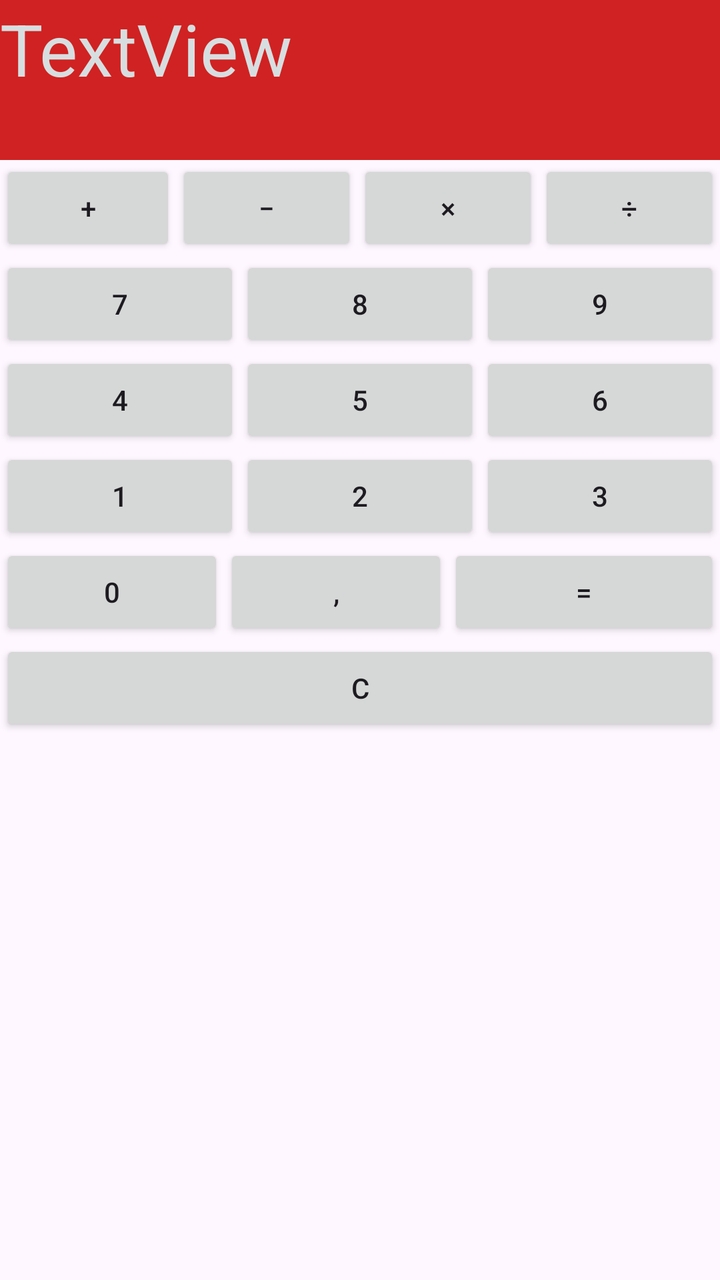
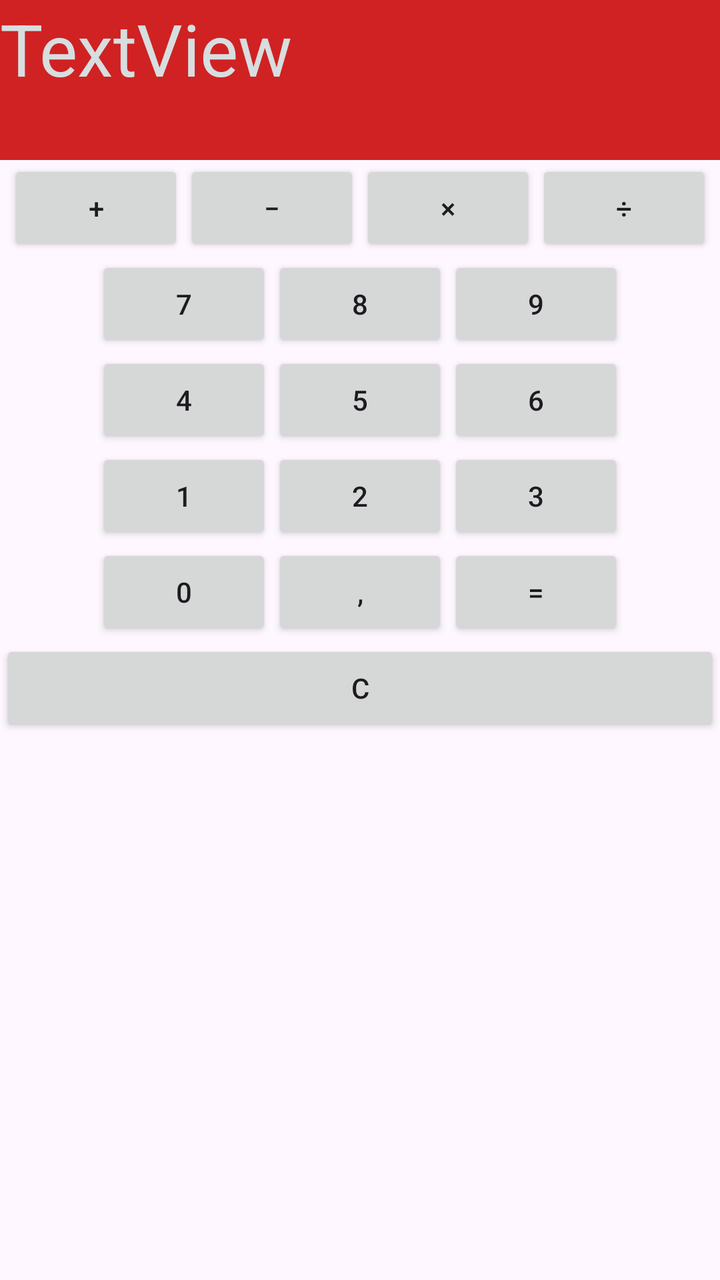

Two renders of the same Android screen: before a commit and after it. Below are the layout's source before the change and the commit's diff.
<!-- AndroidManifest.xml: application theme Theme.Inner_layout_zad2 -->
<!-- res/layout/activity_main.xml -->
<?xml version="1.0" encoding="utf-8"?>
<androidx.constraintlayout.widget.ConstraintLayout xmlns:android="http://schemas.android.com/apk/res/android"
    xmlns:app="http://schemas.android.com/apk/res-auto"
    xmlns:tools="http://schemas.android.com/tools"
    android:id="@+id/main"
    android:layout_width="match_parent"
    android:layout_height="match_parent"
    tools:context=".MainActivity">

    <LinearLayout
        android:layout_width="0dp"
        android:layout_height="0dp"
        android:orientation="vertical"
        app:layout_constraintBottom_toBottomOf="parent"
        app:layout_constraintEnd_toEndOf="parent"
        app:layout_constraintStart_toStartOf="parent"
        app:layout_constraintTop_toTopOf="parent">

        <TextView
            android:id="@+id/textView"
            android:layout_width="match_parent"
            android:layout_height="80dp"
            android:background="#D02222"
            android:text="TextView"
            android:textColor="#D7DEE0"
            android:textSize="36sp" />

        <LinearLayout
            android:layout_width="match_parent"
            android:layout_height="match_parent"
            android:orientation="vertical">

            <LinearLayout
                android:layout_width="match_parent"
                android:layout_height="wrap_content"
                android:orientation="horizontal">

                <Button
                    android:id="@+id/button"
                    android:layout_width="wrap_content"
                    android:layout_height="wrap_content"
                    android:text="+" />

                <Button
                    android:id="@+id/button2"
                    android:layout_width="wrap_content"
                    android:layout_height="wrap_content"
                    android:layout_weight="1"
                    android:text="−" />

                <Button
                    android:id="@+id/button3"
                    android:layout_width="wrap_content"
                    android:layout_height="wrap_content"
                    android:layout_weight="1"
                    android:text="×" />

                <Button
                    android:id="@+id/button4"
                    android:layout_width="wrap_content"
                    android:layout_height="wrap_content"
                    android:layout_weight="1"
                    android:text="÷" />

            </LinearLayout>

            <LinearLayout
                android:layout_width="match_parent"
                android:layout_height="wrap_content"
                android:orientation="horizontal">

                <Button
                    android:id="@+id/button5"
                    android:layout_width="wrap_content"
                    android:layout_height="wrap_content"
                    android:layout_weight="1"
                    android:text="7" />

                <Button
                    android:id="@+id/button6"
                    android:layout_width="wrap_content"
                    android:layout_height="wrap_content"
                    android:layout_weight="1"
                    android:text="8" />

                <Button
                    android:id="@+id/button7"
                    android:layout_width="wrap_content"
                    android:layout_height="wrap_content"
                    android:layout_weight="1"
                    android:text="9" />

            </LinearLayout>

            <LinearLayout
                android:layout_width="match_parent"
                android:layout_height="wrap_content"
                android:orientation="horizontal">

                <Button
                    android:id="@+id/button12"
                    android:layout_width="wrap_content"
                    android:layout_height="wrap_content"
                    android:layout_weight="1"
                    android:text="4" />

                <Button
                    android:id="@+id/button10"
                    android:layout_width="wrap_content"
                    android:layout_height="wrap_content"
                    android:layout_weight="1"
                    android:text="5" />

                <Button
                    android:id="@+id/button11"
                    android:layout_width="wrap_content"
                    android:layout_height="wrap_content"
                    android:layout_weight="1"
                    android:text="6" />
            </LinearLayout>

            <LinearLayout
                android:layout_width="match_parent"
                android:layout_height="wrap_content"
                android:orientation="horizontal">

                <Button
                    android:id="@+id/button13"
                    android:layout_width="wrap_content"
                    android:layout_height="wrap_content"
                    android:layout_weight="1"
                    android:text="1" />

                <Button
                    android:id="@+id/button14"
                    android:layout_width="wrap_content"
                    android:layout_height="wrap_content"
                    android:layout_weight="1"
                    android:text="2" />

                <Button
                    android:id="@+id/button15"
                    android:layout_width="wrap_content"
                    android:layout_height="wrap_content"
                    android:layout_weight="1"
                    android:text="3" />
            </LinearLayout>

            <LinearLayout
                android:layout_width="match_parent"
                android:layout_height="wrap_content"
                android:orientation="horizontal">

                <Button
                    android:id="@+id/button16"
                    android:layout_width="wrap_content"
                    android:layout_height="wrap_content"
                    android:layout_weight="1"
                    android:text="0" />

                <Button
                    android:id="@+id/button17"
                    android:layout_width="wrap_content"
                    android:layout_height="wrap_content"
                    android:layout_weight="1"
                    android:text="," />

                <Button
                    android:id="@+id/button18"
                    android:layout_width="wrap_content"
                    android:layout_height="wrap_content"
                    android:layout_weight="2"
                    android:text="=" />
            </LinearLayout>

            <LinearLayout
                android:layout_width="match_parent"
                android:layout_height="wrap_content"
                android:orientation="horizontal">

                <Button
                    android:id="@+id/button19"
                    android:layout_width="wrap_content"
                    android:layout_height="wrap_content"
                    android:layout_weight="1"
                    android:text="C" />

            </LinearLayout>

        </LinearLayout>
    </LinearLayout>

</androidx.constraintlayout.widget.ConstraintLayout>
<!-- resources referenced by this layout -->
<resources>
  <style name="Theme.Inner_layout_zad2" parent="Base.Theme.Inner_layout_zad2" />
  <style name="Base.Theme.Inner_layout_zad2" parent="Theme.Material3.DayNight.NoActionBar">
          
          
      </style>
</resources>

<!-- the commit's change to res/layout/activity_main.xml (unified diff, before → after) -->
@@ -10,11 +10,14 @@
     <LinearLayout
         android:layout_width="0dp"
         android:layout_height="0dp"
+        android:gravity="center_horizontal"
         android:orientation="vertical"
         app:layout_constraintBottom_toBottomOf="parent"
         app:layout_constraintEnd_toEndOf="parent"
+        app:layout_constraintHorizontal_bias="0.0"
         app:layout_constraintStart_toStartOf="parent"
-        app:layout_constraintTop_toTopOf="parent">
+        app:layout_constraintTop_toTopOf="parent"
+        app:layout_constraintVertical_bias="0.0">
 
         <TextView
             android:id="@+id/textView"
@@ -26,168 +29,163 @@
             android:textSize="36sp" />
 
         <LinearLayout
-            android:layout_width="match_parent"
-            android:layout_height="match_parent"
-            android:orientation="vertical">
+            android:layout_width="wrap_content"
+            android:layout_height="wrap_content"
+            android:orientation="horizontal">
 
-            <LinearLayout
-                android:layout_width="match_parent"
+            <Button
+                android:id="@+id/button"
+                android:layout_width="0dp"
                 android:layout_height="wrap_content"
-                android:orientation="horizontal">
+                android:layout_weight="1"
+                android:text="+" />
 
-                <Button
-                    android:id="@+id/button"
-                    android:layout_width="wrap_content"
-                    android:layout_height="wrap_content"
-                    android:text="+" />
+            <Button
+                android:id="@+id/button2"
+                android:layout_width="0dp"
+                android:layout_height="wrap_content"
+                android:layout_weight="1"
+                android:text="−" />
 
-                <Button
-                    android:id="@+id/button2"
-                    android:layout_width="wrap_content"
-                    android:layout_height="wrap_content"
-                    android:layout_weight="1"
-                    android:text="−" />
+            <Button
+                android:id="@+id/button3"
+                android:layout_width="0dp"
+                android:layout_height="wrap_content"
+                android:layout_weight="1"
+                android:text="×" />
 
-                <Button
-                    android:id="@+id/button3"
-                    android:layout_width="wrap_content"
-                    android:layout_height="wrap_content"
-                    android:layout_weight="1"
-                    android:text="×" />
-
-                <Button
-                    android:id="@+id/button4"
-                    android:layout_width="wrap_content"
-                    android:layout_height="wrap_content"
-                    android:layout_weight="1"
-                    android:text="÷" />
-
-            </LinearLayout>
-
-            <LinearLayout
-                android:layout_width="match_parent"
+            <Button
+                android:id="@+id/button4"
+                android:layout_width="0dp"
                 android:layout_height="wrap_content"
-                android:orientation="horizontal">
-
-                <Button
-                    android:id="@+id/button5"
-                    android:layout_width="wrap_content"
-                    android:layout_height="wrap_content"
-                    android:layout_weight="1"
-                    android:text="7" />
-
-                <Button
-                    android:id="@+id/button6"
-                    android:layout_width="wrap_content"
-                    android:layout_height="wrap_content"
-                    android:layout_weight="1"
-                    android:text="8" />
-
-                <Button
-                    android:id="@+id/button7"
-                    android:layout_width="wrap_content"
-                    android:layout_height="wrap_content"
-                    android:layout_weight="1"
-                    android:text="9" />
-
-            </LinearLayout>
-
-            <LinearLayout
-                android:layout_width="match_parent"
-                android:layout_height="wrap_content"
-                android:orientation="horizontal">
-
-                <Button
-                    android:id="@+id/button12"
-                    android:layout_width="wrap_content"
-                    android:layout_height="wrap_content"
-                    android:layout_weight="1"
-                    android:text="4" />
-
-                <Button
-                    android:id="@+id/button10"
-                    android:layout_width="wrap_content"
-                    android:layout_height="wrap_content"
-                    android:layout_weight="1"
-                    android:text="5" />
-
-                <Button
-                    android:id="@+id/button11"
-                    android:layout_width="wrap_content"
-                    android:layout_height="wrap_content"
-                    android:layout_weight="1"
-                    android:text="6" />
-            </LinearLayout>
-
-            <LinearLayout
-                android:layout_width="match_parent"
-                android:layout_height="wrap_content"
-                android:orientation="horizontal">
-
-                <Button
-                    android:id="@+id/button13"
-                    android:layout_width="wrap_content"
-                    android:layout_height="wrap_content"
-                    android:layout_weight="1"
-                    android:text="1" />
-
-                <Button
-                    android:id="@+id/button14"
-                    android:layout_width="wrap_content"
-                    android:layout_height="wrap_content"
-                    android:layout_weight="1"
-                    android:text="2" />
-
-                <Button
-                    android:id="@+id/button15"
-                    android:layout_width="wrap_content"
-                    android:layout_height="wrap_content"
-                    android:layout_weight="1"
-                    android:text="3" />
-            </LinearLayout>
-
-            <LinearLayout
-                android:layout_width="match_parent"
-                android:layout_height="wrap_content"
-                android:orientation="horizontal">
-
-                <Button
-                    android:id="@+id/button16"
-                    android:layout_width="wrap_content"
-                    android:layout_height="wrap_content"
-                    android:layout_weight="1"
-                    android:text="0" />
-
-                <Button
-                    android:id="@+id/button17"
-                    android:layout_width="wrap_content"
-                    android:layout_height="wrap_content"
-                    android:layout_weight="1"
-                    android:text="," />
-
-                <Button
-                    android:id="@+id/button18"
-                    android:layout_width="wrap_content"
-                    android:layout_height="wrap_content"
-                    android:layout_weight="2"
-                    android:text="=" />
-            </LinearLayout>
-
-            <LinearLayout
-                android:layout_width="match_parent"
-                android:layout_height="wrap_content"
-                android:orientation="horizontal">
-
-                <Button
-                    android:id="@+id/button19"
-                    android:layout_width="wrap_content"
-                    android:layout_height="wrap_content"
-                    android:layout_weight="1"
-                    android:text="C" />
-
-            </LinearLayout>
+                android:layout_weight="1"
+                android:text="÷" />
 
         </LinearLayout>
+
+        <LinearLayout
+            android:layout_width="wrap_content"
+            android:layout_height="wrap_content"
+            android:orientation="horizontal">
+
+            <Button
+                android:id="@+id/button5"
+                android:layout_width="0dp"
+                android:layout_height="wrap_content"
+                android:layout_weight="1"
+                android:text="7" />
+
+            <Button
+                android:id="@+id/button6"
+                android:layout_width="0dp"
+                android:layout_height="wrap_content"
+                android:layout_weight="1"
+                android:text="8" />
+
+            <Button
+                android:id="@+id/button7"
+                android:layout_width="0dp"
+                android:layout_height="wrap_content"
+                android:layout_weight="1"
+                android:text="9" />
+
+        </LinearLayout>
+
+        <LinearLayout
+            android:layout_width="wrap_content"
+            android:layout_height="wrap_content"
+            android:orientation="horizontal">
+
+            <Button
+                android:id="@+id/button12"
+                android:layout_width="0dp"
+                android:layout_height="wrap_content"
+                android:layout_weight="1"
+                android:text="4" />
+
+            <Button
+                android:id="@+id/button10"
+                android:layout_width="0dp"
+                android:layout_height="wrap_content"
+                android:layout_weight="1"
+                android:text="5" />
+
+            <Button
+                android:id="@+id/button11"
+                android:layout_width="0dp"
+                android:layout_height="wrap_content"
+                android:layout_weight="1"
+                android:text="6" />
+        </LinearLayout>
+
+        <LinearLayout
+            android:layout_width="wrap_content"
+            android:layout_height="wrap_content"
+            android:orientation="horizontal">
+
+            <Button
+                android:id="@+id/button13"
+                android:layout_width="0dp"
+                android:layout_height="wrap_content"
+                android:layout_weight="1"
+                android:text="1" />
+
+            <Button
+                android:id="@+id/button14"
+                android:layout_width="0dp"
+                android:layout_height="wrap_content"
+                android:layout_weight="1"
+                android:text="2" />
+
+            <Button
+                android:id="@+id/button15"
+                android:layout_width="0dp"
+                android:layout_height="wrap_content"
+                android:layout_weight="1"
+                android:text="3" />
+        </LinearLayout>
+
+        <LinearLayout
+            android:layout_width="wrap_content"
+            android:layout_height="wrap_content"
+            android:orientation="horizontal">
+
+            <Button
+                android:id="@+id/button16"
+                android:layout_width="0dp"
+                android:layout_height="wrap_content"
+                android:layout_weight="1"
+                android:text="0" />
+
+            <Button
+                android:id="@+id/button17"
+                android:layout_width="0dp"
+                android:layout_height="wrap_content"
+                android:layout_weight="1"
+                android:text="," />
+
+            <Button
+                android:id="@+id/button18"
+                android:layout_width="0dp"
+                android:layout_height="wrap_content"
+                android:layout_weight="2"
+                android:text="=" />
+        </LinearLayout>
+
+        <LinearLayout
+            android:layout_width="match_parent"
+            android:layout_height="wrap_content"
+            android:orientation="horizontal">
+
+            <Button
+                android:id="@+id/button19"
+                android:layout_width="wrap_content"
+                android:layout_height="wrap_content"
+                android:layout_weight="1"
+                android:text="C" />
+
+        </LinearLayout>
+
     </LinearLayout>
 
 </androidx.constraintlayout.widget.ConstraintLayout>
